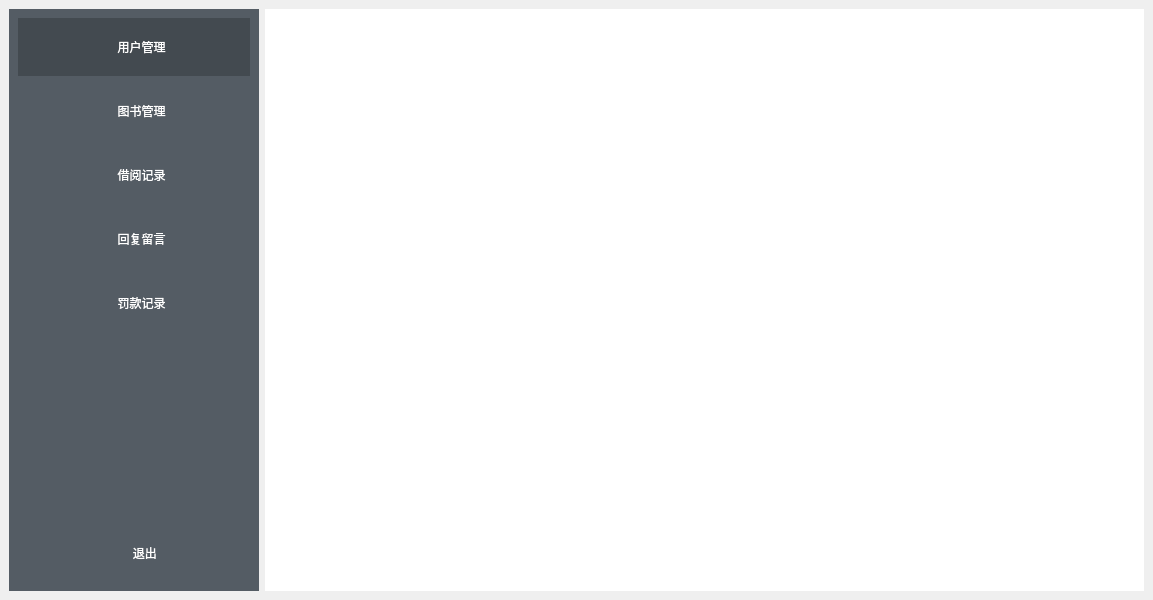
Before: the Qt Designer form bookmgr/cell/cell_main.ui in ZF-Xie/book-manager, drawn with Qt 5.
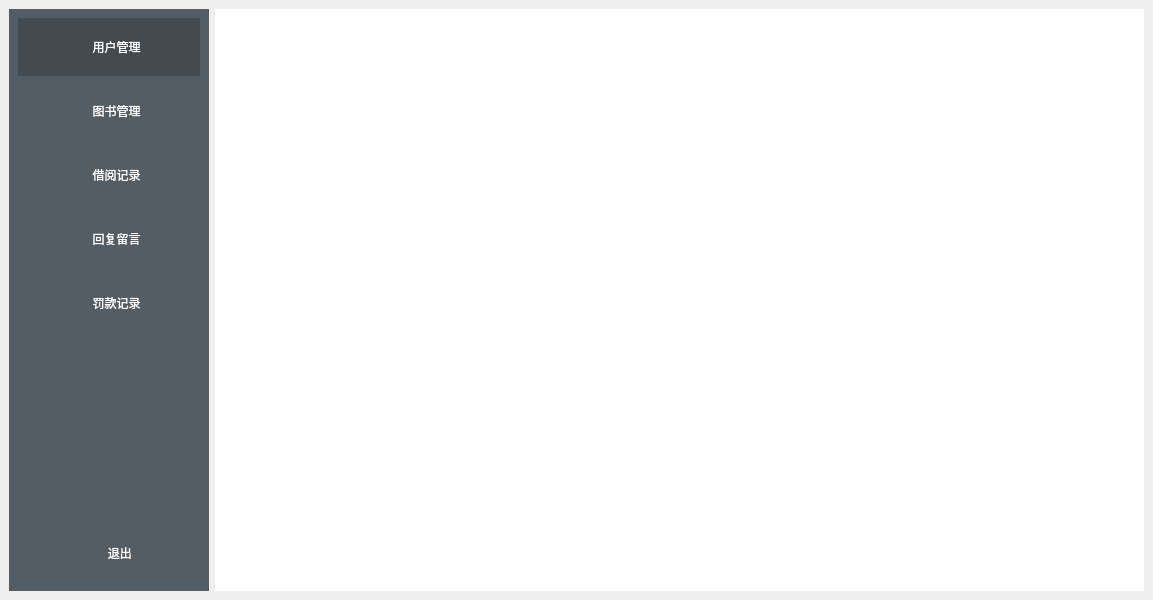
After: the same form once the commit is applied. Icons and pictures are not drawn.

```diff
--- a/bookmgr/cell/cell_main.ui
+++ b/bookmgr/cell/cell_main.ui
@@ -29,9 +29,15 @@
    <layout class="QGridLayout" name="gridLayout_2">
     <item row="0" column="0">
      <widget class="QWidget" name="tool" native="true">
+      <property name="minimumSize">
+       <size>
+        <width>160</width>
+        <height>0</height>
+       </size>
+      </property>
       <property name="maximumSize">
        <size>
-        <width>250</width>
+        <width>200</width>
         <height>16777215</height>
        </size>
       </property>
```
